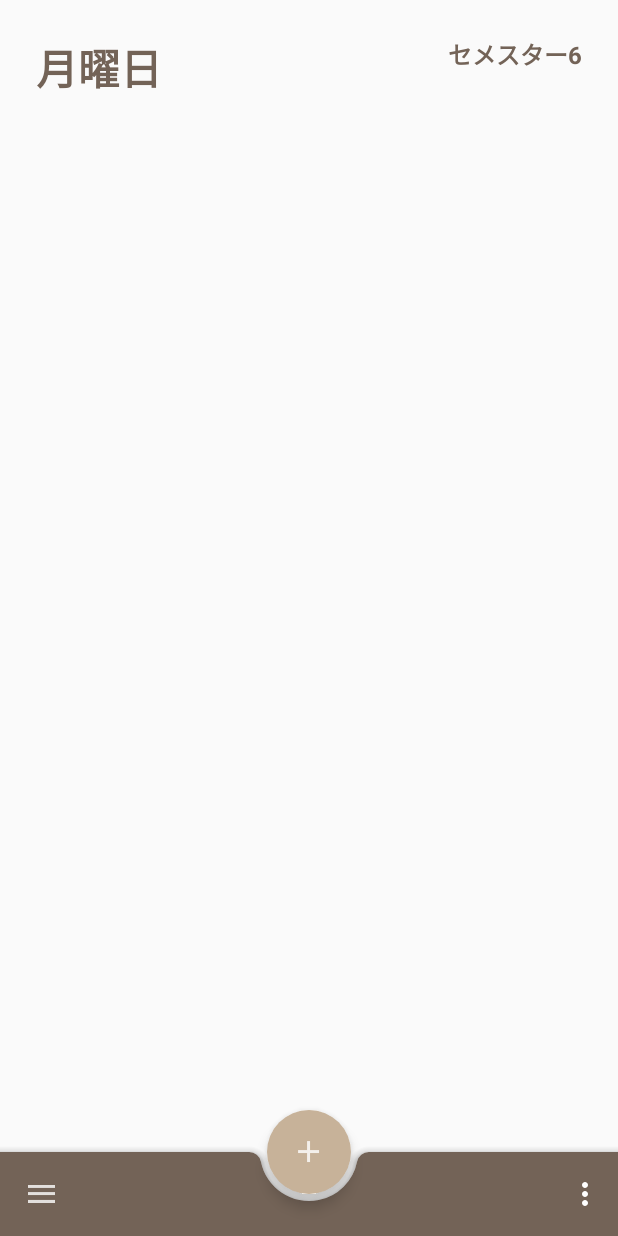
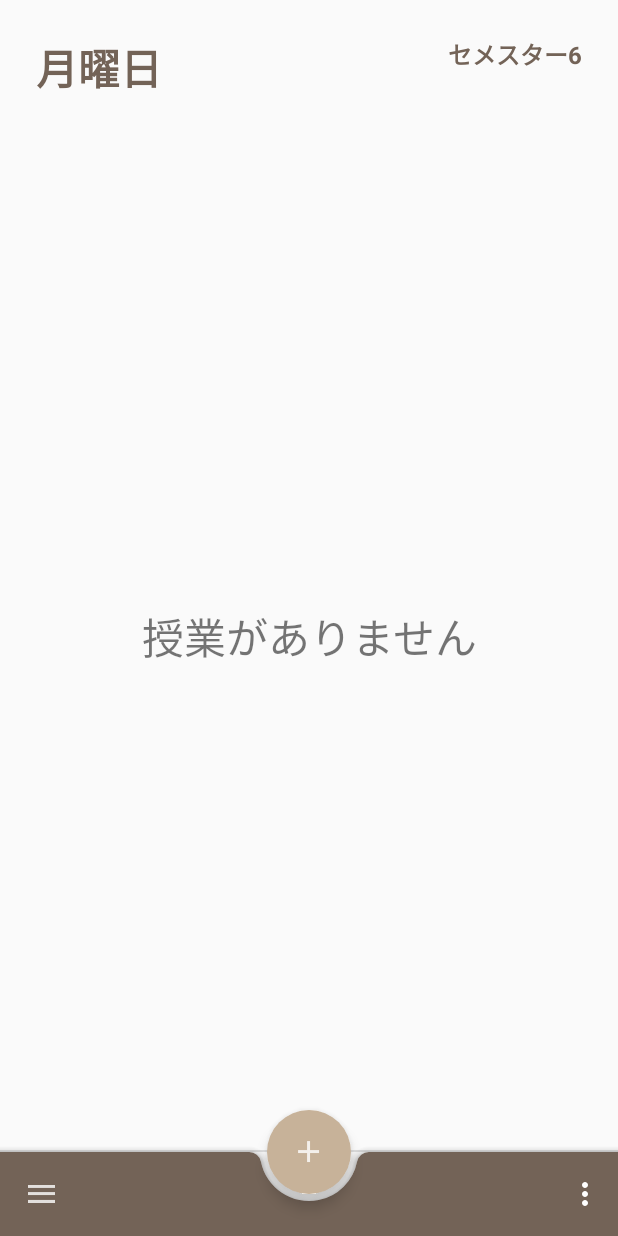
Before and after one commit to Dai1678/AttendNotifier, an Android app: the screen it shows after launch (MainActivity), on a phone screen of 412 x 824 dp. Run offline under Robolectric (Android 15) with nearby library versions, the phone set to English and light mode, and no system bars; libraries missing offline, so code that uses them is left out: io.realm; 9 statements that could not run were skipped.

Commit message:
dailyClassworkFragment emptyView done

```diff
--- a/app/src/main/AndroidManifest.xml
+++ b/app/src/main/AndroidManifest.xml
@@ -1,8 +1,9 @@
 <?xml version="1.0" encoding="utf-8"?>
-<manifest xmlns:android="http://schemas.android.com/apk/res/android" xmlns:tools="http://schemas.android.com/tools"
+<manifest xmlns:android="http://schemas.android.com/apk/res/android"
+          xmlns:tools="http://schemas.android.com/tools"
           package="com.example.dai.attendnotifier">
 
-    <uses-permission android:name="android.permission.RECEIVE_BOOT_COMPLETED" />
+    <uses-permission android:name="android.permission.RECEIVE_BOOT_COMPLETED"/>
 
     <application
             android:name=".MyApplication"
@@ -19,12 +20,14 @@
                 <category android:name="android.intent.category.LAUNCHER"/>
             </intent-filter>
         </activity>
-        <activity android:name=".view.ClassworkEditActivity"
-                  android:windowSoftInputMode="stateAlwaysHidden">
+        <activity
+                android:name=".view.ClassworkEditActivity"
+                android:windowSoftInputMode="stateAlwaysHidden">
+        </activity>
 
-        </activity>
-        <service android:name=".AttendRecordJobService"
-                 android:permission="android.permission.BIND_JOB_SERVICE">
+        <service
+                android:name=".AttendRecordJobService"
+                android:permission="android.permission.BIND_JOB_SERVICE">
         </service>
     </application>
 
--- a/app/src/main/java/com/example/dai/attendnotifier/adapter/DailyClassListAdapter.kt
+++ b/app/src/main/java/com/example/dai/attendnotifier/adapter/DailyClassListAdapter.kt
@@ -2,6 +2,7 @@ package com.example.dai.attendnotifier.adapter
 
 import android.annotation.SuppressLint
 import android.support.v7.widget.RecyclerView
+import android.util.Log
 import android.view.LayoutInflater
 import android.view.View
 import android.view.ViewGroup
@@ -15,7 +16,11 @@ class DailyClassListAdapter(
     classworkList: ArrayList<ClassworkModel?>,
     private val dailyClassListAdapterListener: DailyClassListListener
 ) :
-    RecyclerView.Adapter<DailyClassListAdapter.ViewHolder>() {
+    RecyclerView.Adapter<RecyclerView.ViewHolder>() {
+
+    companion object {
+        private const val EMPTY_VIEW = 10
+    }
 
     private var classworkList: ArrayList<ClassworkModel?> = classworkList
         set(classworkList) {
@@ -23,25 +28,51 @@ class DailyClassListAdapter(
             notifyDataSetChanged()
         }
 
-    override fun onCreateViewHolder(parent: ViewGroup, viewType: Int): ViewHolder {
-        val rowView = LayoutInflater.from(parent.context).inflate(R.layout.daily_class_list_item, parent, false)
+    override fun onCreateViewHolder(parent: ViewGroup, viewType: Int): RecyclerView.ViewHolder {
+        val view: View
+        Log.d("empty", itemCount.toString())
+        if (viewType == EMPTY_VIEW) {
+            view = LayoutInflater.from(parent.context).inflate(R.layout.empty_recycler_view, parent, false)
+            parent.isFocusable = false
+            return EmptyViewHolder(view)
+        }
+
+        view = LayoutInflater.from(parent.context).inflate(R.layout.daily_class_list_item, parent, false)
         return ViewHolder(
-            view = rowView,
+            view = view,
             dailyClassListAdapter = dailyClassListAdapterListener
         )
     }
 
     override fun getItemCount(): Int {
-        return classworkList.size
+        return if (classworkList.size > 0) classworkList.size else 1
     }
 
-    override fun onBindViewHolder(holder: ViewHolder, position: Int) {
-        holder.bindListItem(classworkList[position])
+    override fun getItemViewType(position: Int): Int {
+        if (classworkList.size == 0) {
+            Log.d("empty", "this is empty")
+            return EMPTY_VIEW
+        }
+        return super.getItemViewType(position)
+    }
+
+    override fun onBindViewHolder(holder: RecyclerView.ViewHolder, position: Int) {
+        if (holder is ViewHolder) {
+            holder.bindListItem(classworkList[position])
+        } else if (holder is EmptyViewHolder) {
+            holder.bindItem()
+        }
     }
 
     interface DailyClassListListener {
         fun onClickRow(classworkName: String, id: Int)
         fun onClickCheckBox(id: Int)
+    }
+
+    class EmptyViewHolder(view: View) : RecyclerView.ViewHolder(view) {
+        fun bindItem() {
+            super.itemView
+        }
     }
 
     class ViewHolder(view: View, val dailyClassListAdapter: DailyClassListListener) :
@@ -124,6 +155,8 @@ class DailyClassListAdapter(
                 .schemaVersion(0)
                 .build()
             realm = Realm.getInstance(realmConfiguration)
+
+
         }
     }
 }
--- a/app/src/main/java/com/example/dai/attendnotifier/view/DailyClassworkFragment.kt
+++ b/app/src/main/java/com/example/dai/attendnotifier/view/DailyClassworkFragment.kt
@@ -40,14 +40,24 @@ class DailyClassworkFragment : Fragment(), View.OnClickListener {
 
         setHeaderText()
 
-        val itemTouchHelper = ItemTouchHelper(object : ItemTouchHelper.SimpleCallback(0, ItemTouchHelper.LEFT or  ItemTouchHelper.RIGHT){
+        val itemTouchHelper = ItemTouchHelper(object : ItemTouchHelper.SimpleCallback(0, ItemTouchHelper.ACTION_STATE_IDLE){
+
+            override fun getMovementFlags(recyclerView: RecyclerView, viewHolder: RecyclerView.ViewHolder): Int {
+                if (viewHolder is DailyClassListAdapter.ViewHolder) {
+                    return ItemTouchHelper.Callback.makeMovementFlags(0, ItemTouchHelper.LEFT or ItemTouchHelper.RIGHT)
+                }
+                return super.getMovementFlags(recyclerView, viewHolder)
+            }
+
             override fun onMove(view: RecyclerView, holder: RecyclerView.ViewHolder, target: RecyclerView.ViewHolder): Boolean {
                 return false
             }
 
             override fun onSwiped(view: RecyclerView.ViewHolder, direction: Int) {
-                val swipedPosition = view.adapterPosition
-                removeClasswork(swipedPosition)
+                if (view is DailyClassListAdapter.ViewHolder) {
+                    val swipedPosition = view.adapterPosition
+                    removeClasswork(swipedPosition)
+                }
             }
         })
 
@@ -64,8 +74,8 @@ class DailyClassworkFragment : Fragment(), View.OnClickListener {
             })
 
         with(view) {
-            itemTouchHelper.attachToRecyclerView(daily_class_list_view)
-            daily_class_list_view.apply {
+            itemTouchHelper.attachToRecyclerView(daily_classwork_list_view)
+            daily_classwork_list_view.apply {
                 adapter = dailyClassListAdapter
                 layoutManager = LinearLayoutManager(context)
 
@@ -92,7 +102,6 @@ class DailyClassworkFragment : Fragment(), View.OnClickListener {
 
     override fun onResume() {
         super.onResume()
-        Log.d("onResume", "onResume")
 
         val pageNumber = arguments!!.getInt(DATE_NUMBER, 0)
 
--- a/app/src/main/res/layout/activity_main.xml
+++ b/app/src/main/res/layout/activity_main.xml
@@ -10,7 +10,7 @@
             android:id="@+id/daily_classwork_fragment_container"
             android:layout_width="match_parent"
             android:layout_height="match_parent"
-            android:layout_marginBottom="72dp"/>
+            android:layout_marginBottom="?attr/actionBarSize"/>
 
     <android.support.design.bottomappbar.BottomAppBar
             android:id="@+id/main_bottom_app_bar"
--- /dev/null
+++ b/app/src/main/res/layout/empty_recycler_view.xml
@@ -0,0 +1,21 @@
+<?xml version="1.0" encoding="utf-8"?>
+<android.support.constraint.ConstraintLayout
+        xmlns:android="http://schemas.android.com/apk/res/android"
+        xmlns:app="http://schemas.android.com/apk/res-auto"
+        xmlns:tools="http://schemas.android.com/tools"
+        android:layout_width="match_parent"
+        android:layout_height="match_parent">
+
+    <TextView
+            android:id="@+id/empty_text_view"
+            android:layout_width="wrap_content"
+            android:layout_height="wrap_content"
+            android:layout_gravity="center"
+            android:text="授業がありません"
+            android:textSize="28sp"
+            tools:text="授業がありません"
+            app:layout_constraintEnd_toEndOf="parent"
+            app:layout_constraintStart_toStartOf="parent"
+            app:layout_constraintBottom_toBottomOf="parent"
+            app:layout_constraintTop_toTopOf="parent"/>
+</android.support.constraint.ConstraintLayout>
--- a/app/src/main/res/layout/fragment_daily_classwork.xml
+++ b/app/src/main/res/layout/fragment_daily_classwork.xml
@@ -37,11 +37,11 @@
             app:layout_constraintTop_toTopOf="@+id/fragment_daily_classwork_header_text"/>
 
     <android.support.v7.widget.RecyclerView
-            android:id="@+id/daily_class_list_view"
-            android:layout_width="match_parent"
-            android:layout_height="0dp"
-            android:layout_marginTop="16dp"
-            app:layout_constraintBottom_toBottomOf="parent"
-            app:layout_constraintTop_toBottomOf="@+id/fragment_daily_classwork_header_text"/>
+    android:id="@+id/daily_classwork_list_view"
+    android:layout_width="match_parent"
+    android:layout_height="0dp"
+    android:layout_marginTop="16dp"
+    app:layout_constraintBottom_toBottomOf="parent"
+    app:layout_constraintTop_toBottomOf="@+id/fragment_daily_classwork_header_text"/>
 
 </android.support.constraint.ConstraintLayout>
```
